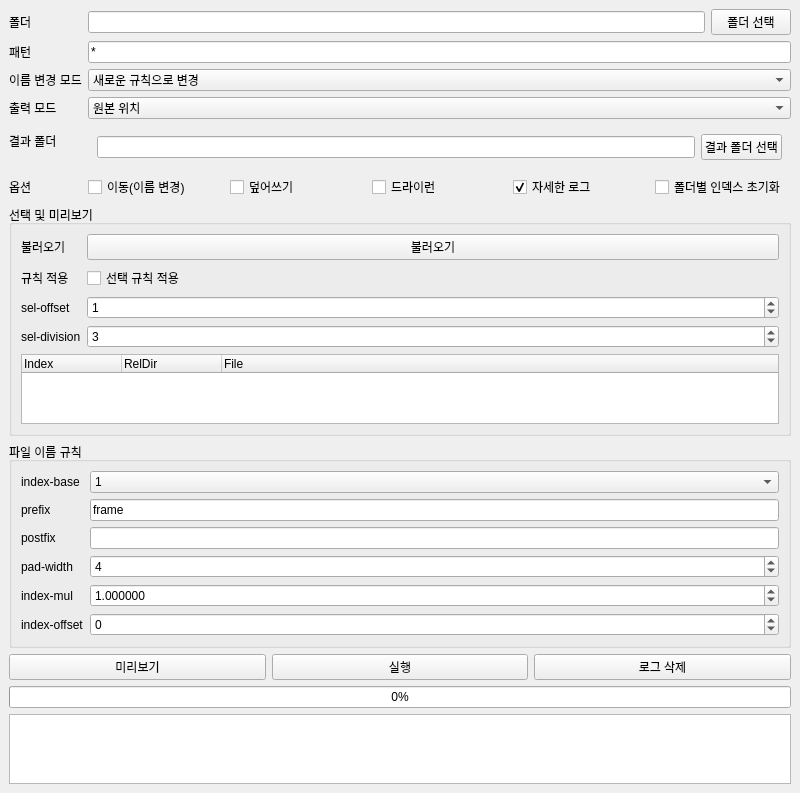
This is tools/renamer/ui/main.ui in BCSeong/automation-tools as Qt 5 draws it before an edit. The edited form follows.
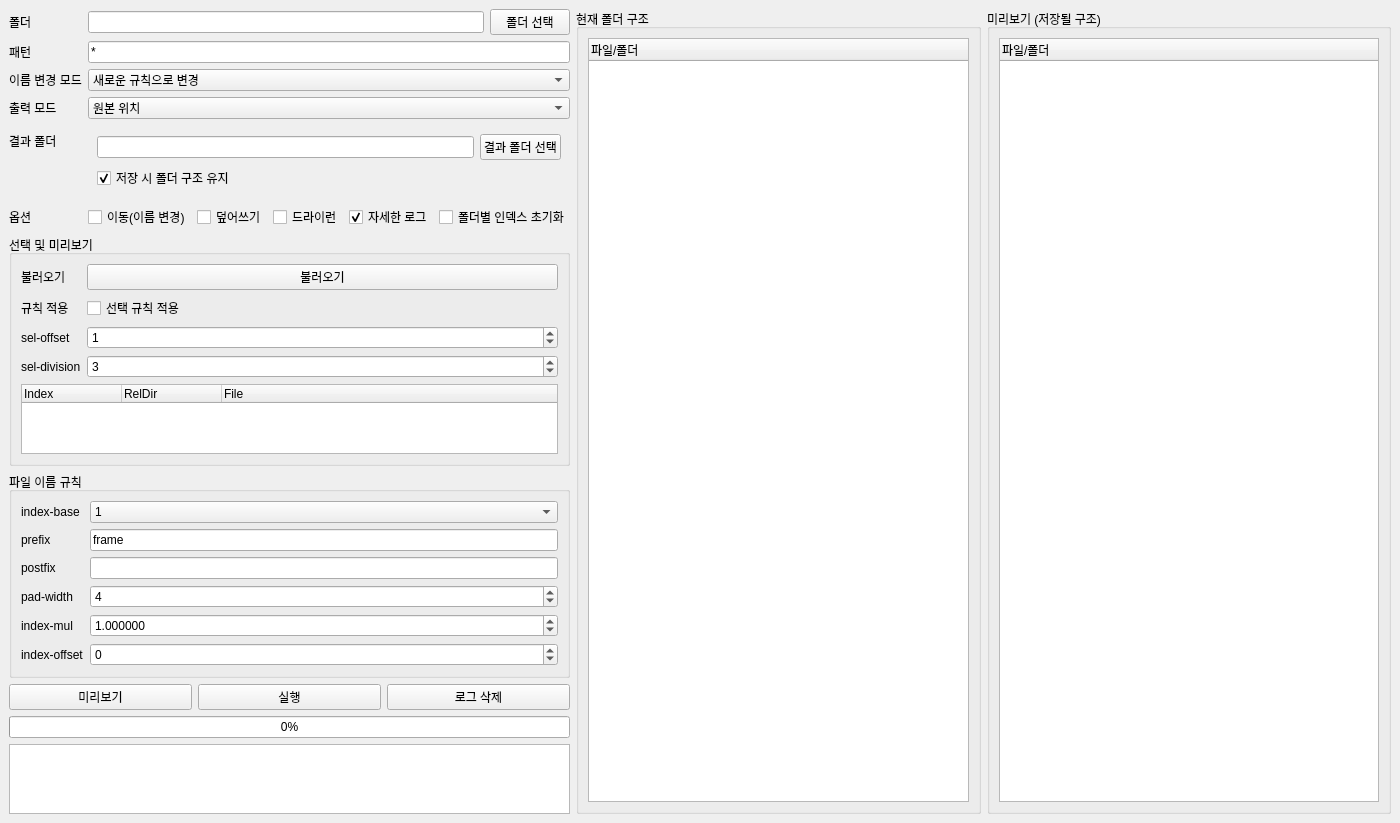
This is the edited form.

Commit message:
Enhance renamer tool UI and functionality
- Added current folder structure and preview tree widgets to the GUI for better user experience.
- Implemented logic to preserve folder structure during renaming operations.
- Updated validation and pairing logic to accommodate new features.
- Adjusted UI layout for improved accessibility and usability.

What changed in the file:
```diff
--- a/tools/renamer/ui/main.ui
+++ b/tools/renamer/ui/main.ui
@@ -6,7 +6,7 @@
    <rect>
     <x>0</x>
     <y>0</y>
-    <width>800</width>
+    <width>1400</width>
     <height>600</height>
    </rect>
   </property>
@@ -103,14 +103,28 @@
       </item>
       <item row="4" column="1">
        <widget class="QWidget" name="dst_box" native="true">
-        <layout class="QHBoxLayout" name="dstLayout">
+        <layout class="QVBoxLayout" name="dstBoxLayout">
          <item>
-          <widget class="QLineEdit" name="edit_dst"/>
+          <layout class="QHBoxLayout" name="dstLayout">
+           <item>
+            <widget class="QLineEdit" name="edit_dst"/>
+           </item>
+           <item>
+            <widget class="QPushButton" name="btn_dst_browse">
+             <property name="text">
+              <string>결과 폴더 선택</string>
+             </property>
+            </widget>
+           </item>
+          </layout>
          </item>
          <item>
-          <widget class="QPushButton" name="btn_dst_browse">
+          <widget class="QCheckBox" name="chk_preserve_folder_structure">
            <property name="text">
-            <string>결과 폴더 선택</string>
+            <string>저장 시 폴더 구조 유지</string>
+           </property>
+           <property name="checked">
+            <bool>true</bool>
            </property>
           </widget>
          </item>
@@ -429,6 +443,48 @@
       </property>
      </widget>
     </item>
+    <item row="0" column="1" rowspan="6">
+     <widget class="QGroupBox" name="group_current_structure">
+      <property name="title">
+       <string>현재 폴더 구조</string>
+      </property>
+      <layout class="QVBoxLayout" name="currentStructureLayout">
+       <item>
+        <widget class="QTreeWidget" name="tree_current_structure">
+         <property name="headerHidden">
+          <bool>false</bool>
+         </property>
+         <column>
+          <property name="text">
+           <string>파일/폴더</string>
+          </property>
+         </column>
+        </widget>
+       </item>
+      </layout>
+     </widget>
+    </item>
+    <item row="0" column="2" rowspan="6">
+     <widget class="QGroupBox" name="group_preview_structure">
+      <property name="title">
+       <string>미리보기 (저장될 구조)</string>
+      </property>
+      <layout class="QVBoxLayout" name="previewStructureLayout">
+       <item>
+        <widget class="QTreeWidget" name="tree_preview_structure">
+         <property name="headerHidden">
+          <bool>false</bool>
+         </property>
+         <column>
+          <property name="text">
+           <string>파일/폴더</string>
+          </property>
+         </column>
+        </widget>
+       </item>
+      </layout>
+     </widget>
+    </item>
    </layout>
   </widget>
  </widget>
```
The commit also changes 2 other files.
